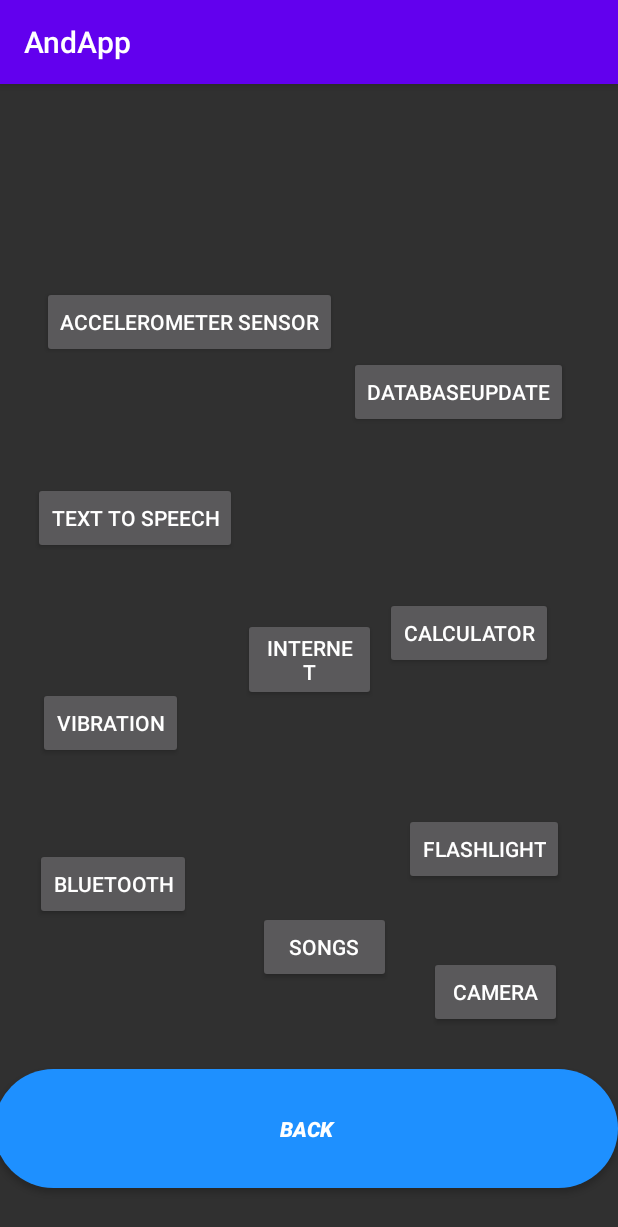
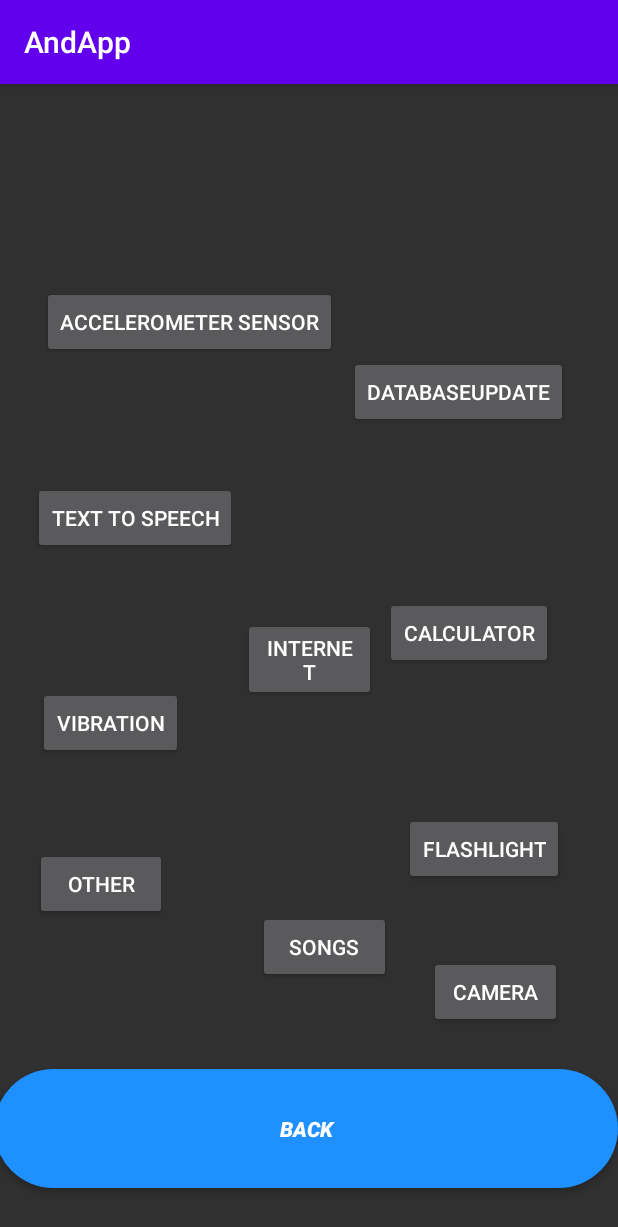
Before and after one commit to MeAdarshMishra/AndApp, an Android app: the AllApp screen opened directly, with no data from a screen before it, on a phone screen of 412 x 824 dp. Shown: the top 1227 px of the screen. Run offline under Robolectric (Android 15) with nearby library versions, the phone set to English and light mode, and no system bars.

Commit message:
Android Application

```diff
--- a/app/src/main/java/com/example/andapp/AllApp.java
+++ b/app/src/main/java/com/example/andapp/AllApp.java
@@ -8,7 +8,7 @@ import android.widget.Button;
 import androidx.appcompat.app.AppCompatActivity;
 
 public class AllApp extends AppCompatActivity {
-    Button b1, b2, b3, b4, b5, b6, b7, b8, b9, b10, b11, b12;
+    Button b1, b2, b3, b4, b5, b9, b10, b12;
 
     @Override
     protected void onCreate(Bundle savedInstanceState) {
@@ -17,11 +17,8 @@ public class AllApp extends AppCompatActivity {
         b1 = findViewById(R.id.allappbackbutton);
         b2 = findViewById(R.id.Allappaccelerometer);
         b3 = findViewById(R.id.calulatorallapp);
-        b4 = findViewById(R.id.Bluetoothallapp);
+        b4 = findViewById(R.id.otherall);
         b5 = findViewById(R.id.databaseallapp);
-        b6 = findViewById(R.id.Flashallapp);
-        b7 = findViewById(R.id.ttspeechall);
-        b8 = findViewById(R.id.vibrationall);
         b9 = findViewById(R.id.camerapageall);
         b10 = findViewById(R.id.mppall);
         b12 = findViewById(R.id.weball);
@@ -52,8 +49,8 @@ public class AllApp extends AppCompatActivity {
         b4.setOnClickListener(new View.OnClickListener() {
             @Override
             public void onClick(View v) {
-                Intent bluetooth = new Intent(AllApp.this, Bluetooth.class);
-                startActivity(bluetooth);
+                Intent otherp = new Intent(AllApp.this, Other.class);
+                startActivity(otherp);
                 finish();
             }
         });
@@ -62,30 +59,6 @@ public class AllApp extends AppCompatActivity {
             public void onClick(View v) {
                 Intent database = new Intent(AllApp.this, DatabasePage.class);
                 startActivity(database);
-                finish();
-            }
-        });
-        b6.setOnClickListener(new View.OnClickListener() {
-            @Override
-            public void onClick(View v) {
-                Intent flashlight = new Intent(AllApp.this, FlashLight.class);
-                startActivity(flashlight);
-                finish();
-            }
-        });
-        b7.setOnClickListener(new View.OnClickListener() {
-            @Override
-            public void onClick(View v) {
-                Intent ttspeech = new Intent(AllApp.this, TtSpeech.class);
-                startActivity(ttspeech);
-                finish();
-            }
-        });
-        b8.setOnClickListener(new View.OnClickListener() {
-            @Override
-            public void onClick(View v) {
-                Intent vibration = new Intent(AllApp.this, VibrationSensor.class);
-                startActivity(vibration);
                 finish();
             }
         });
--- a/app/src/main/res/layout/activity_all_app.xml
+++ b/app/src/main/res/layout/activity_all_app.xml
@@ -40,14 +40,14 @@
         android:text="Calculator" />
 
     <Button
-        android:id="@+id/Bluetoothallapp"
+        android:id="@+id/otherall"
         android:layout_width="wrap_content"
         android:layout_height="wrap_content"
         android:layout_alignParentStart="true"
         android:layout_alignParentTop="true"
         android:layout_marginStart="23dp"
         android:layout_marginTop="509dp"
-        android:text="Bluetooth" />
+        android:text="OTHER" />
 
     <Button
         android:id="@+id/databaseallapp"
```
